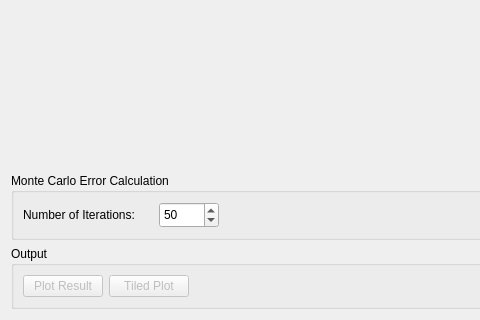
This is qt/scientific_interfaces/Indirect/Iqt.ui in mantidproject/mantid as Qt 5 draws it before an edit; both pictures show x 0 to 480 and y 218 to 538 of the 791 by 538 pixel window. The edited form follows.
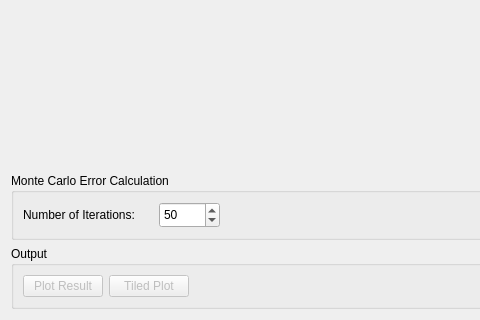
This is the edited form. Custom widgets are drawn as their Qt base class.

Commit message: increase default number of iterations to 100 re #22582

```diff
--- a/qt/scientific_interfaces/Indirect/Iqt.ui
+++ b/qt/scientific_interfaces/Indirect/Iqt.ui
@@ -224,7 +224,7 @@
          <number>3</number>
         </property>
         <property name="maximum">
-         <number>9999</number>
+         <number>10000</number>
         </property>
         <property name="value">
          <number>50</number>
```
The commit also changes 1 other file.
